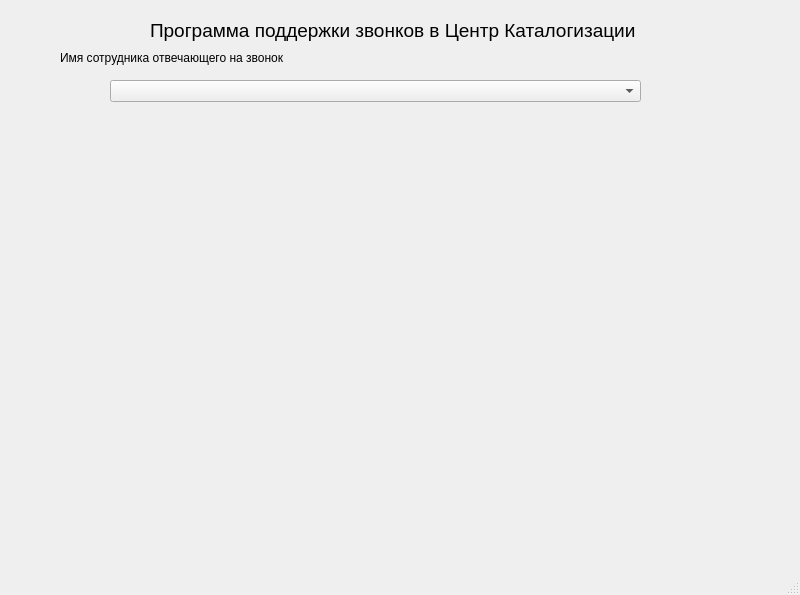
First picture: the form in UI/main.ui, repository Scykorr/call_center_catalog, before the edit.
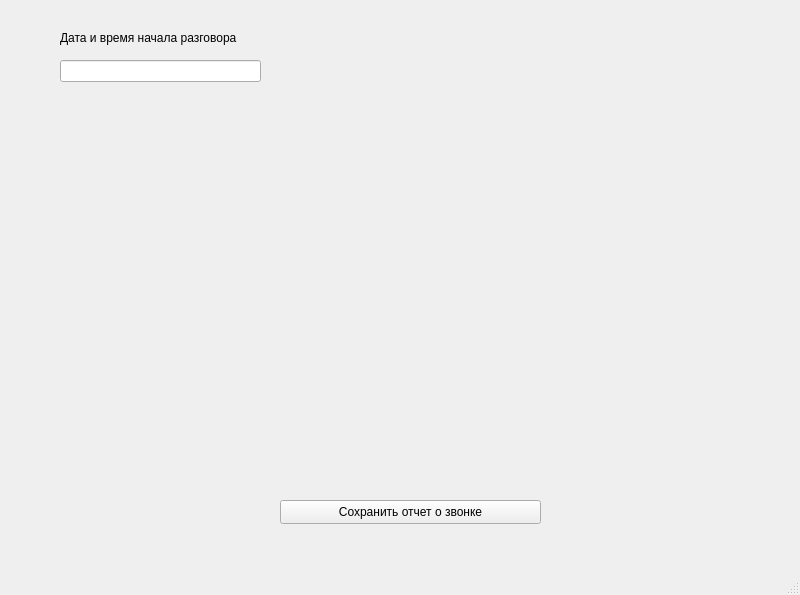
Second picture: the form after the edit. The open tabs and pages were chosen to show the change.

Diff of the .ui file:
```diff
--- a/UI/main.ui
+++ b/UI/main.ui
@@ -14,21 +14,47 @@
    <string>MainWindow</string>
   </property>
   <widget class="QWidget" name="centralwidget">
+   <widget class="QStackedWidget" name="stackedWidget">
+    <property name="geometry">
+     <rect>
+      <x>40</x>
+      <y>20</y>
+      <width>741</width>
+      <height>521</height>
+     </rect>
+    </property>
+    <property name="currentIndex">
+     <number>0</number>
+    </property>
+    <widget class="QWidget" name="page">
    <widget class="QComboBox" name="comboBox_user">
     <property name="geometry">
      <rect>
       <x>110</x>
-      <y>80</y>
+        <y>100</y>
       <width>531</width>
       <height>22</height>
      </rect>
     </property>
    </widget>
+     <widget class="QLabel" name="label_2">
+      <property name="geometry">
+       <rect>
+        <x>60</x>
+        <y>70</y>
+        <width>261</width>
+        <height>16</height>
+       </rect>
+      </property>
+      <property name="text">
+       <string>Имя сотрудника отвечающего на звонок</string>
+      </property>
+     </widget>
    <widget class="QLabel" name="label">
     <property name="geometry">
      <rect>
       <x>150</x>
-      <y>10</y>
+        <y>30</y>
       <width>501</width>
       <height>41</height>
      </rect>
@@ -42,18 +68,58 @@
      <string>Программа поддержки звонков в Центр Каталогизации</string>
     </property>
    </widget>
-   <widget class="QLabel" name="label_2">
+     <widget class="QPushButton" name="pushButton_call_start">
     <property name="geometry">
      <rect>
-      <x>60</x>
-      <y>50</y>
-      <width>261</width>
+        <x>280</x>
+        <y>140</y>
+        <width>181</width>
+        <height>24</height>
+       </rect>
+      </property>
+      <property name="text">
+       <string>Создать отчет о звонке</string>
+      </property>
+     </widget>
+    </widget>
+    <widget class="QWidget" name="page_2">
+     <widget class="QLabel" name="label_3">
+      <property name="geometry">
+       <rect>
+        <x>20</x>
+        <y>10</y>
+        <width>181</width>
       <height>16</height>
      </rect>
     </property>
     <property name="text">
-     <string>Имя сотрудника отвечающего на звонок</string>
-    </property>
+       <string>Дата и время начала разговора</string>
+      </property>
+     </widget>
+     <widget class="QLineEdit" name="lineEdit_time_start">
+      <property name="geometry">
+       <rect>
+        <x>20</x>
+        <y>40</y>
+        <width>201</width>
+        <height>22</height>
+       </rect>
+      </property>
+     </widget>
+     <widget class="QPushButton" name="pushButton_call_end">
+      <property name="geometry">
+       <rect>
+        <x>240</x>
+        <y>480</y>
+        <width>261</width>
+        <height>24</height>
+       </rect>
+      </property>
+      <property name="text">
+       <string>Сохранить отчет о звонке</string>
+      </property>
+     </widget>
+    </widget>
    </widget>
   </widget>
   <widget class="QMenuBar" name="menubar">
```
Lines whose indentation alone changed are shown as unchanged.
